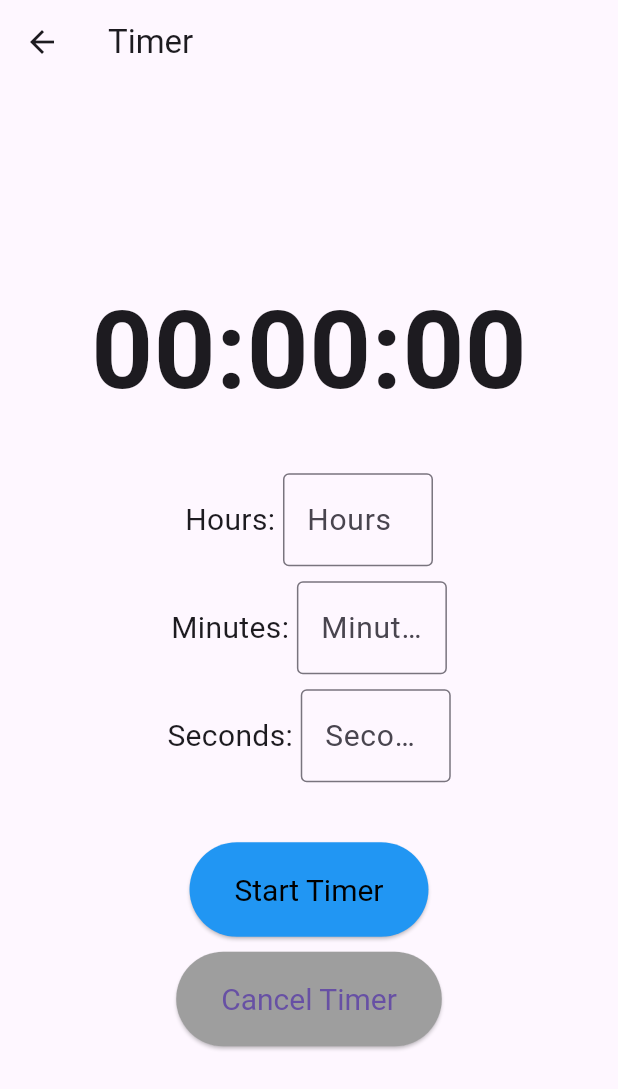
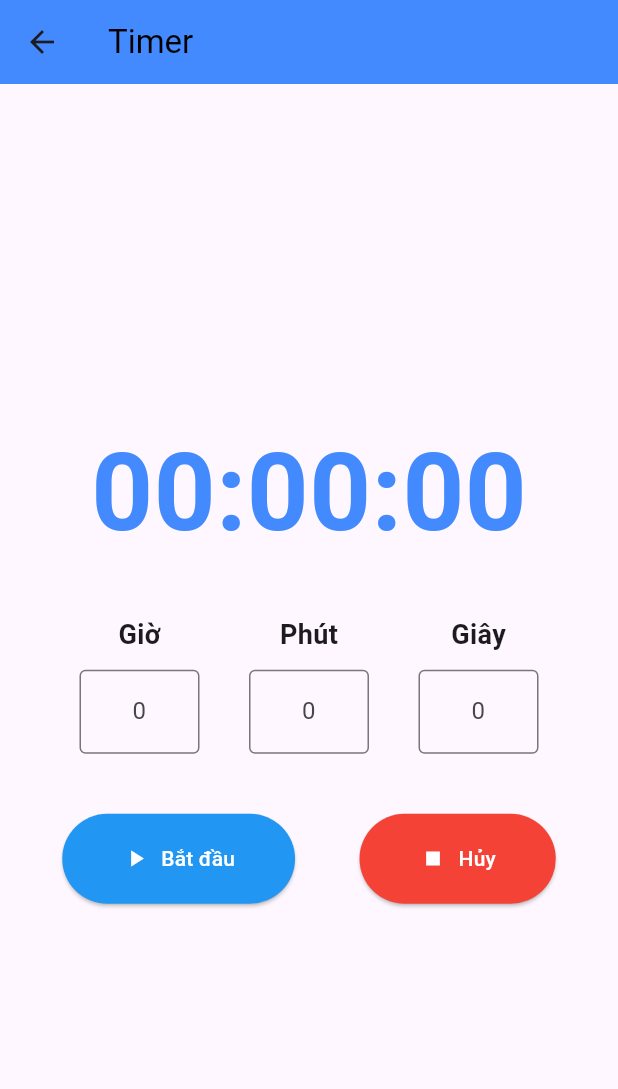
Before and after one commit to NguyenNhatHuynh/Time-Tracker-App, a Flutter app: the TimerScreen screen opened by its route, on a phone screen of 412 x 824 dp. Shown: the top 1089 px of the screen. Run offline on Flutter 3.47's test engine with Material 3 defaults, Android fonts, the phone set to English and light mode, and no system bars; our stand-ins replace audioplayers.

Commit message:
Future - TIMER FUNCTION - version 1

```diff
--- a/lib/screens/timer_screen.dart
+++ b/lib/screens/timer_screen.dart
@@ -1,5 +1,5 @@
 import 'package:flutter/material.dart';
-import 'package:audioplayers/audioplayers.dart'; // Import thư viện audioplayers
+import 'package:audioplayers/audioplayers.dart';
 
 class TimerScreen extends StatefulWidget {
   @override
@@ -16,16 +16,16 @@ class _TimerScreenState extends State<TimerScreen> {
 
   late String _timerText;
 
-  late AudioPlayer _audioPlayer; // Khai báo AudioPlayer
-  late AudioCache _audioCache; // Khai báo AudioCache
+  late AudioPlayer _audioPlayer;
+  late AudioCache _audioCache;
 
   @override
   void initState() {
     super.initState();
     _totalSeconds = 0;
     _timerText = "00:00:00";
-    _audioPlayer = AudioPlayer(); // Khởi tạo AudioPlayer
-    _audioCache = AudioCache(); // Khởi tạo AudioCache
+    _audioPlayer = AudioPlayer();
+    _audioCache = AudioCache();
   }
 
   void _updateTimer() {
@@ -35,11 +35,13 @@ class _TimerScreenState extends State<TimerScreen> {
       _isPaused = false;
     });
 
-    Future.delayed(Duration(seconds: 1), _countdown);
+    _countdown();
   }
 
   void _countdown() {
     if (_totalSeconds > 0 && _isRunning) {
+      Future.delayed(Duration(seconds: 1), () {
+        if (_isRunning) {
           setState(() {
             _totalSeconds--;
             int hours = (_totalSeconds / 3600).floor();
@@ -49,22 +51,38 @@ class _TimerScreenState extends State<TimerScreen> {
             _timerText =
                 "${_formatTime(hours)}:${_formatTime(minutes)}:${_formatTime(seconds)}";
           });
-      Future.delayed(Duration(seconds: 1), _countdown);
-    } else {
+          _countdown();
+        }
+      });
+    } else if (_totalSeconds == 0 && _isRunning) {
       setState(() {
         _isRunning = false;
         _timerText = "00:00:00";
       });
 
-      // Phát âm thanh khi hết giờ
       _playSound();
+      _showTimeUpDialog();
     }
   }
 
   void _playSound() async {
-    await _audioCache
-        .play('hetgio_notification.mp3'); // Sử dụng AudioCache để phát âm thanh
-    print("Audio played successfully");
+    await _audioCache.play('assets/hetgio_notification.mp3');
+  }
+
+  void _showTimeUpDialog() {
+    showDialog(
+      context: context,
+      builder: (context) => AlertDialog(
+        title: Text("Hết giờ!"),
+        content: Text("Thời gian đã kết thúc."),
+        actions: [
+          TextButton(
+            onPressed: () => Navigator.of(context).pop(),
+            child: Text("OK"),
+          ),
+        ],
+      ),
+    );
   }
 
   String _formatTime(int time) {
@@ -84,13 +102,14 @@ class _TimerScreenState extends State<TimerScreen> {
       _isPaused = false;
     });
 
-    Future.delayed(Duration(seconds: 1), _countdown);
+    _countdown();
   }
 
   void _cancelTimer() {
     setState(() {
       _isRunning = false;
       _isPaused = false;
+      _totalSeconds = 0;
       _timerText = "00:00:00";
     });
   }
@@ -98,7 +117,10 @@ class _TimerScreenState extends State<TimerScreen> {
   @override
   Widget build(BuildContext context) {
     return Scaffold(
-      appBar: AppBar(title: Text("Timer")),
+      appBar: AppBar(
+        title: Text("Timer", style: TextStyle(color: Colors.black)),
+        backgroundColor: Colors.blueAccent,
+      ),
       body: Padding(
         padding: const EdgeInsets.all(20.0),
         child: Column(
@@ -106,61 +128,50 @@ class _TimerScreenState extends State<TimerScreen> {
           children: [
             Text(
               _timerText,
-              style: TextStyle(fontSize: 72, fontWeight: FontWeight.bold),
+              style: TextStyle(
+                fontSize: 72,
+                fontWeight: FontWeight.bold,
+                color: Colors.blueAccent,
+              ),
             ),
             SizedBox(height: 30),
-            _buildTimeInput(
-                "Hours", _hour, (value) => setState(() => _hour = value)),
-            SizedBox(height: 10),
-            _buildTimeInput(
-                "Minutes", _minute, (value) => setState(() => _minute = value)),
-            SizedBox(height: 10),
-            _buildTimeInput(
-                "Seconds", _second, (value) => setState(() => _second = value)),
+            _buildTimeInputRow(),
             SizedBox(height: 40),
-            if (_isRunning) ...[
-              ElevatedButton(
-                onPressed: _pauseTimer,
+            Row(
+              mainAxisAlignment: MainAxisAlignment.spaceAround,
+              children: [
+                ElevatedButton.icon(
+                  onPressed: _isRunning
+                      ? _pauseTimer
+                      : (_isPaused ? _resumeTimer : _updateTimer),
+                  icon: Icon(
+                    _isRunning
+                        ? Icons.pause
+                        : (_isPaused ? Icons.play_arrow : Icons.play_arrow),
+                    color: Colors.white,
+                  ),
+                  label: Text(
+                      _isRunning
+                          ? "Tạm dừng"
+                          : (_isPaused ? "Tiếp tục" : "Bắt đầu"),
+                      style: TextStyle(color: Colors.white)),
                   style: ElevatedButton.styleFrom(
-                  backgroundColor: Colors.orange, // More visible color
-                  padding: EdgeInsets.symmetric(horizontal: 30, vertical: 20),
-                  textStyle: TextStyle(fontSize: 20),
+                    backgroundColor: _isRunning
+                        ? Colors.orange
+                        : (_isPaused ? Colors.green : Colors.blue),
+                    padding: EdgeInsets.symmetric(horizontal: 40, vertical: 20),
                   ),
-                child: Text("Pause Timer"),
                 ),
-              SizedBox(height: 10),
-            ] else if (_isPaused) ...[
-              ElevatedButton(
-                onPressed: _resumeTimer,
+                ElevatedButton.icon(
+                  onPressed: _cancelTimer,
+                  icon: Icon(Icons.stop, color: Colors.white),
+                  label: Text("Hủy", style: TextStyle(color: Colors.white)),
                   style: ElevatedButton.styleFrom(
-                  backgroundColor: Colors.green,
-                  padding: EdgeInsets.symmetric(horizontal: 30, vertical: 20),
-                  textStyle: TextStyle(fontSize: 20),
+                    backgroundColor: Colors.red,
+                    padding: EdgeInsets.symmetric(horizontal: 40, vertical: 20),
                   ),
-                child:
-                    Text("Resume Timer", style: TextStyle(color: Colors.black)),
                 ),
-              SizedBox(height: 10),
               ],
-            ElevatedButton(
-              onPressed: _isRunning ? null : _updateTimer,
-              style: ElevatedButton.styleFrom(
-                backgroundColor: Colors.blue,
-                padding: EdgeInsets.symmetric(horizontal: 30, vertical: 20),
-                textStyle: TextStyle(fontSize: 20),
-              ),
-              child: Text(_isRunning ? "Stop Timer" : "Start Timer",
-                  style: TextStyle(color: Colors.black)),
-            ),
-            SizedBox(height: 10),
-            ElevatedButton(
-              onPressed: _cancelTimer,
-              style: ElevatedButton.styleFrom(
-                backgroundColor: Colors.grey,
-                padding: EdgeInsets.symmetric(horizontal: 30, vertical: 20),
-                textStyle: TextStyle(fontSize: 20),
-              ),
-              child: Text("Cancel Timer"),
             ),
           ],
         ),
@@ -168,21 +179,35 @@ class _TimerScreenState extends State<TimerScreen> {
     );
   }
 
+  Widget _buildTimeInputRow() {
+    return Row(
+      mainAxisAlignment: MainAxisAlignment.spaceEvenly,
+      children: [
+        _buildTimeInput("Giờ", _hour, (value) => setState(() => _hour = value)),
+        _buildTimeInput(
+            "Phút", _minute, (value) => setState(() => _minute = value)),
+        _buildTimeInput(
+            "Giây", _second, (value) => setState(() => _second = value)),
+      ],
+    );
+  }
+
   Widget _buildTimeInput(String label, int value, Function(int) onChanged) {
-    return Row(
-      mainAxisAlignment: MainAxisAlignment.center,
+    return Column(
       children: [
         Text(
-          "$label: ",
-          style: TextStyle(fontSize: 20),
+          label,
+          style: TextStyle(fontSize: 18, fontWeight: FontWeight.bold),
         ),
+        SizedBox(height: 10),
         Container(
-          width: 100,
+          width: 80,
           child: TextField(
             keyboardType: TextInputType.number,
+            textAlign: TextAlign.center,
             decoration: InputDecoration(
-              hintText: label,
               border: OutlineInputBorder(),
+              hintText: "0",
             ),
             onChanged: (val) {
               int? parsedValue = int.tryParse(val);
@@ -190,7 +215,6 @@ class _TimerScreenState extends State<TimerScreen> {
                 onChanged(parsedValue);
               }
             },
-            style: TextStyle(fontSize: 20),
           ),
         ),
       ],
```
Lines whose indentation alone changed are shown as unchanged.
